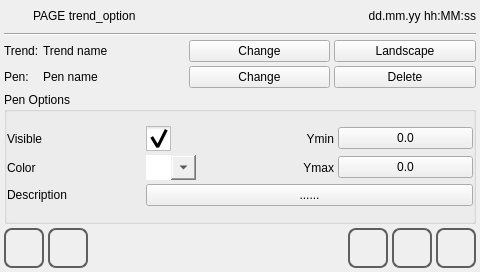
Old version of the form qt_templates/ATCM-template-project/trend_option.ui in the repository MECTsrl/mect_plugins.
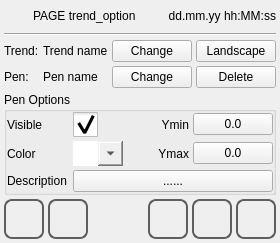
New version of the form. Icons and pictures are not drawn.

```diff
--- a/qt_templates/ATCM-template-project/trend_option.ui
+++ b/qt_templates/ATCM-template-project/trend_option.ui
@@ -6,8 +6,7 @@
    <rect>
     <x>0</x>
     <y>0</y>
-    <width>480</width>
-    <height>272</height>
+    %Model%
    </rect>
   </property>
   <property name="minimumSize">
```
